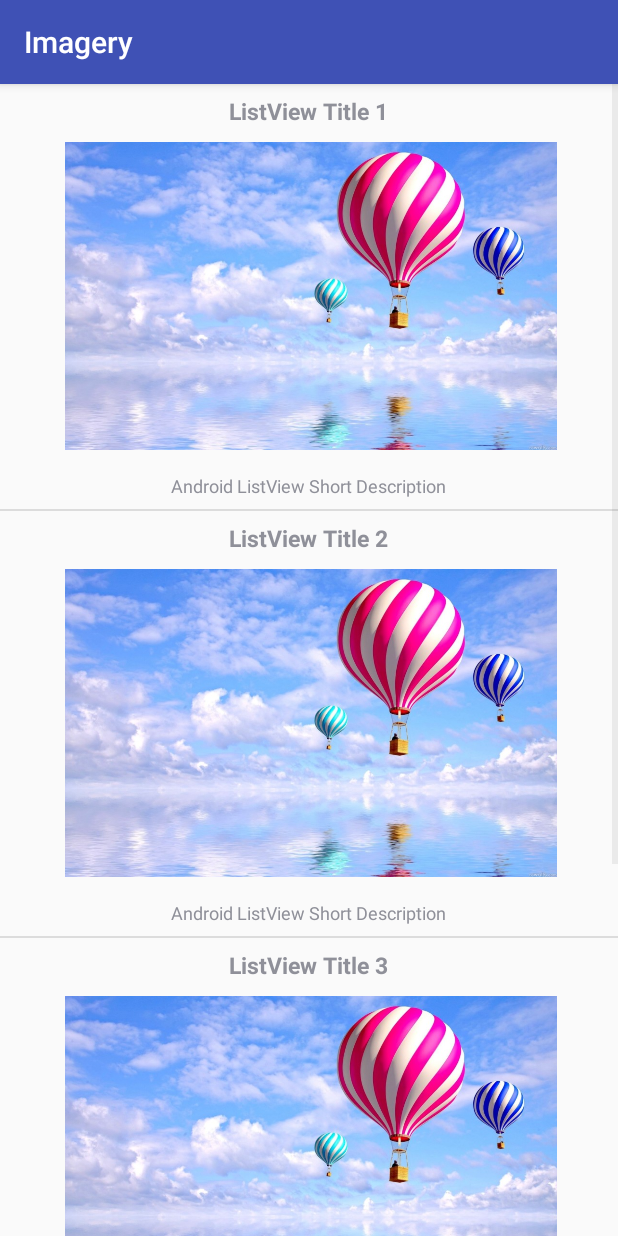
After one commit to IoanCristianRadu/Imagery, an Android app: the Journal screen opened directly, with no data from a screen before it, on a phone screen of 412 x 824 dp. The commit adds this screen. Run offline under Robolectric (Android 15) with nearby library versions, the phone set to English and light mode, and no system bars.

Commit message:
Journal makeover

```diff
--- a/app/src/main/AndroidManifest.xml
+++ b/app/src/main/AndroidManifest.xml
@@ -10,14 +10,13 @@ package="com.project.imagery">
     android:label="@string/app_name"
     android:supportsRtl="true"
     android:theme="@style/AppTheme">
-    <activity android:name=".FrontPage" />
+    <activity android:name=".Journal" />
     <activity android:name=".Login" />
     <activity android:name=".AccountActivity" />
     <activity android:name=".RegisterAccount" />
     <activity android:name=".FrontPageTabHost">
         <intent-filter>
             <action android:name="android.intent.action.MAIN" />
-
             <category android:name="android.intent.category.LAUNCHER" />
         </intent-filter>
     </activity>
--- a/app/src/main/java/com/project/imagery/FrontPageTabHost.java
+++ b/app/src/main/java/com/project/imagery/FrontPageTabHost.java
@@ -21,7 +21,7 @@ public class FrontPageTabHost extends TabActivity {
 
         //Setting tab name and the activity it opens
         tab1.setIndicator("Journal");
-        tab1.setContent(new Intent(this, FrontPage.class));
+        tab1.setContent(new Intent(this, Journal.class));
 
         tab2.setIndicator("New post");
         tab2.setContent(new Intent(this, NewPostActivity.class));
--- /dev/null
+++ b/app/src/main/java/com/project/imagery/Journal.java
@@ -0,0 +1,48 @@
+package com.project.imagery;
+
+import android.os.Bundle;
+import android.support.v7.app.AppCompatActivity;
+import android.widget.ListView;
+import android.widget.SimpleAdapter;
+
+import java.util.ArrayList;
+import java.util.HashMap;
+import java.util.List;
+
+public class Journal extends AppCompatActivity {
+
+    String[] listviewTitle = new String[]{
+            "ListView Title 1", "ListView Title 2", "ListView Title 3", "ListView Title 4"
+    };
+
+    int[] listviewImage = new int[]{
+            R.drawable.photo, R.drawable.photo, R.drawable.photo, R.drawable.photo
+    };
+
+    String[] listviewShortDescription = new String[]{
+            "Android ListView Short Description", "Android ListView Short Description", "Android ListView Short Description", "Android ListView Short Description"
+    };
+
+    @Override
+    protected void onCreate(Bundle savedInstanceState) {
+        super.onCreate(savedInstanceState);
+        setContentView(R.layout.activity_journal);
+
+        List<HashMap<String, String>> aList = new ArrayList<HashMap<String, String>>();
+
+        for (int i = 0; i < listviewTitle.length; i++) {
+            HashMap<String, String> hm = new HashMap<String, String>();
+            hm.put("listview_title", listviewTitle[i]);
+            hm.put("listview_discription", listviewShortDescription[i]);
+            hm.put("listview_image", Integer.toString(listviewImage[i]));
+            aList.add(hm);
+        }
+
+        String[] from = {"listview_image", "listview_title", "listview_discription"};
+        int[] to = {R.id.listview_image, R.id.listview_item_title, R.id.listview_item_short_description};
+
+        SimpleAdapter simpleAdapter = new SimpleAdapter(getBaseContext(), aList, R.layout.journal_customlist, from, to);
+        ListView androidListView = (ListView) findViewById(R.id.list_view);
+        androidListView.setAdapter(simpleAdapter);
+    }
+}
--- a/app/src/main/java/com/project/imagery/NewPostActivity.java
+++ b/app/src/main/java/com/project/imagery/NewPostActivity.java
@@ -37,7 +37,7 @@ public class NewPostActivity extends AppCompatActivity {
         accept.setOnClickListener(new View.OnClickListener() {
             @Override
             public void onClick(View v) {
-                // TODO: 12/10/2016 ADD POST TO THE FrontPage
+                // TODO: 12/10/2016 ADD POST TO THE Journal
             }
         });
     }
--- a/app/src/main/res/layout/activity_new_post.xml
+++ b/app/src/main/res/layout/activity_new_post.xml
@@ -21,7 +21,10 @@
             android:layout_height="270dp"
             android:layout_alignParentStart="true"
             android:layout_alignParentLeft="true"
-            android:layout_margin="10dp"
+            android:layout_marginStart="26dp"
+            android:layout_marginLeft="26dp"
+            android:layout_marginEnd="10dp"
+            android:layout_marginRight="10dp"
             android:adjustViewBounds="true"
             app:srcCompat="@android:drawable/alert_light_frame" />
 
--- /dev/null
+++ b/app/src/main/res/layout/journal_customlist.xml
@@ -0,0 +1,32 @@
+<?xml version="1.0" encoding="utf-8"?>
+<LinearLayout xmlns:android="http://schemas.android.com/apk/res/android"
+    android:id="@+id/listview"
+    android:layout_width="match_parent"
+    android:layout_height="match_parent"
+    android:orientation="vertical"
+    android:padding="7dp">
+
+    <TextView
+        android:id="@+id/listview_item_title"
+        android:layout_width="wrap_content"
+        android:layout_height="wrap_content"
+        android:layout_gravity="center"
+        android:textSize="15sp"
+        android:textStyle="bold" />
+
+    <ImageView
+        android:id="@+id/listview_image"
+        android:layout_width="400dp"
+        android:layout_height="225dp"
+        android:contentDescription="@string/app_name"
+        android:padding="10dp" />
+
+    <TextView
+        android:id="@+id/listview_item_short_description"
+        android:layout_width="wrap_content"
+        android:layout_height="wrap_content"
+        android:layout_gravity="center"
+        android:paddingTop="5dp"
+        android:textSize="12sp" />
+
+</LinearLayout>
```
Also changed, not shown: app/src/main/java/com/project/imagery/CustomList.java (deleted, +0 -34 lines), app/src/main/java/com/project/imagery/FrontPage.java (deleted, +0 -49 lines), app/src/main/res/layout/activity_journal.xml (+10 -28 lines), app/src/main/res/layout/custom_list.xml (deleted, +0 -19 lines), app/src/main/res/layout/custom_list_stamps.xml (deleted, +0 -72 lines), app/src/main/res/drawable/america.gif (deleted), app/src/main/res/drawable/liberty.jpg (deleted), app/src/main/res/drawable/photo.jpg (added), app/src/main/res/drawable/stamp_italian.jpg (deleted), app/src/main/res/drawable/timbra_canada.jpg (deleted), app/src/main/res/drawable/washington.jpg (deleted).
